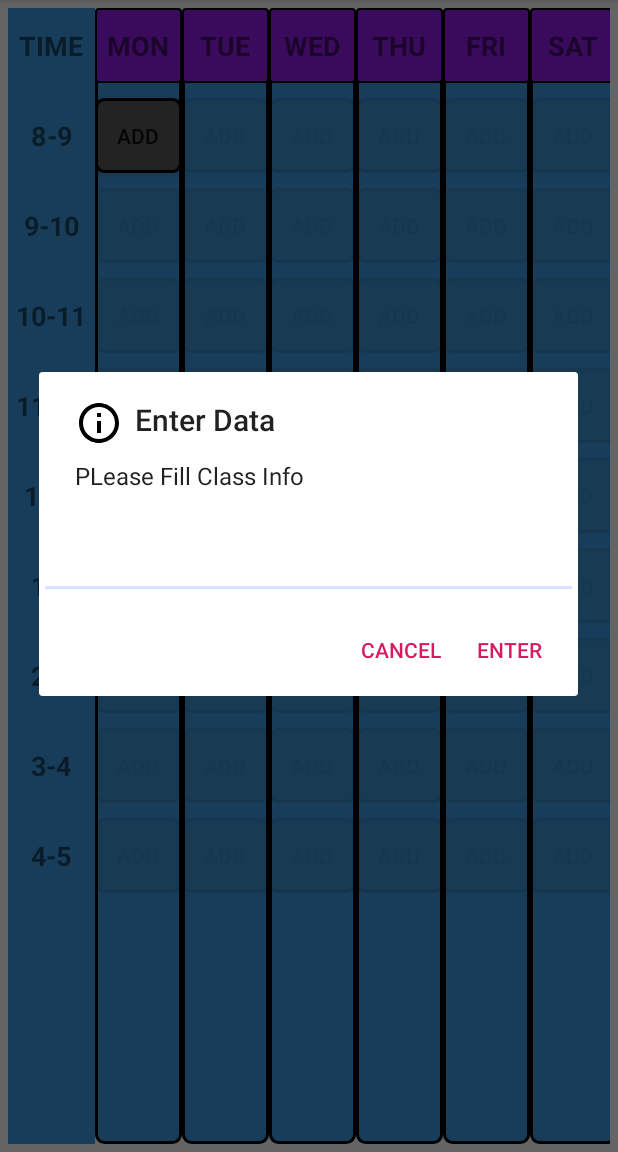
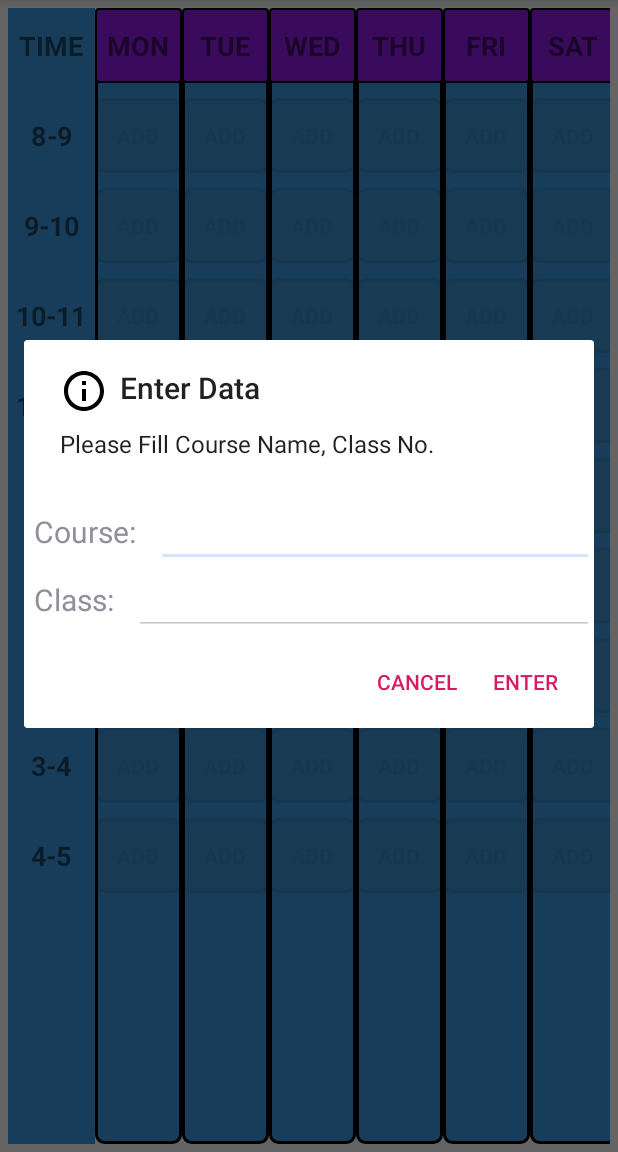
Before and after one commit to CodeMonk263/BPHCApp, an Android app: the timetableView screen opened directly, with no data from a screen before it, after a tap on "ADD", on a phone screen of 412 x 824 dp, the part 84-1236 px from its top. Run offline under Robolectric (Android 15) with nearby library versions, the phone set to English and light mode, and no system bars; Roboto replaces fonts that are not available here.

Commit message:
Added Buttons which show class and course upon entering

```diff
--- a/app/src/main/java/com/crux/bphcfreshers/timetableView.java
+++ b/app/src/main/java/com/crux/bphcfreshers/timetableView.java
@@ -1,20 +1,14 @@
 package com.crux.bphcfreshers;
 
-import android.app.Activity;
 import android.content.DialogInterface;
 import android.support.v7.app.AlertDialog;
 import android.support.v7.app.AppCompatActivity;
 import android.os.Bundle;
-import android.text.InputType;
 import android.view.View;
 import android.widget.Button;
-import android.os.SystemClock;
-import android.view.View;
-import android.view.View.OnClickListener;
 import android.widget.EditText;
-import android.widget.Toast;
-
-import org.w3c.dom.Text;
+import android.widget.LinearLayout;
+import android.widget.TextView;
 
 import java.util.ArrayList;
 
@@ -97,14 +91,77 @@ public class timetableView extends AppCompatActivity {
 
     }
 
+    public void createAlert(final Button tempButton) {
+
+        final EditText[] input = new EditText[2];
+
+        final TextView[] textfields = new TextView[2];
+
+        final String[] input_Text = new String[2];
+
+        AlertDialog.Builder builder = new AlertDialog.Builder(timetableView.this);
+
+        LinearLayout linearLayout = new LinearLayout(timetableView.this);
+        linearLayout.setOrientation(LinearLayout.VERTICAL);
+
+        LinearLayout sublinearLayout1 = new LinearLayout(timetableView.this);
+        sublinearLayout1.setOrientation(LinearLayout.HORIZONTAL);
+        textfields[0] = new TextView((getApplicationContext()));
+        textfields[0].setText("Course:");
+        textfields[0].setTextSize(20);
+        textfields[0].setPadding(10,10,20,10);
+        input[0] = new EditText(getApplicationContext());
+        input[0].setWidth(500);
+        sublinearLayout1.addView(textfields[0]);
+        sublinearLayout1.addView(input[0]);
+
+        LinearLayout sublinearLayout2 = new LinearLayout(timetableView.this);
+        sublinearLayout2.setOrientation(LinearLayout.HORIZONTAL);
+        textfields[1] = new TextView(getApplicationContext());
+        textfields[1].setText("Class:");
+        textfields[1].setTextSize(20);
+        textfields[1].setPadding(10,10,20,10);
+        input[1] = new EditText(getApplicationContext());
+        input[1].setWidth(500);
+        sublinearLayout2.addView(textfields[1]);
+        sublinearLayout2.addView(input[1]);
+
+        linearLayout.addView(sublinearLayout1);
+        linearLayout.addView(sublinearLayout2);
+        builder.setView(linearLayout);
+
+        builder.setTitle("Enter Data");
+        builder.setIcon(R.drawable.ic_info_outline_black_24dp);
+        builder.setMessage("Please Fill Course Name, Class No.");
+
+        builder.setPositiveButton("ENTER", new DialogInterface.OnClickListener() {
+            @Override
+            public void onClick(DialogInterface dialog, int which) {
+                input_Text[0] = input[0].getText().toString();
+                input_Text[1] = input[1].getText().toString();
+                String finalText = input_Text[0] + "\n" +input_Text[1];
+                tempButton.setText(finalText);
+                tempButton.setTextSize(12);
+                tempButton.animate().alpha(1).setDuration(100);
+
+            }
+        });
+
+        builder.setNegativeButton("CANCEL", new DialogInterface.OnClickListener() {
+            @Override
+            public void onClick(DialogInterface dialog, int which) {
+                dialog.dismiss();
+            }
+        });
+
+        builder.create().show();
+
+    }
+
     @Override
     protected void onCreate(Bundle savedInstanceState) {
         super.onCreate(savedInstanceState);
         setContentView(R.layout.activity_timetable_view);
-
-        final EditText[] input = new EditText[1];
-
-        final String[] input_Text = new String[1];
 
         createButtonsArray();
 
@@ -118,33 +175,7 @@ public class timetableView extends AppCompatActivity {
                     @Override
                     public void onClick(View v) {
 
-                        AlertDialog.Builder builder = new AlertDialog.Builder(timetableView.this);
-                        builder.setTitle("Enter Data");
-                        builder.setIcon(R.drawable.ic_info_outline_black_24dp);
-                        builder.setMessage("PLease Fill Class Info");
-
-                        input[0] = new EditText(getApplicationContext());
-                        builder.setView(input[0]);
-
-                        builder.setPositiveButton("ENTER", new DialogInterface.OnClickListener() {
-                            @Override
-                            public void onClick(DialogInterface dialog, int which) {
-                                input_Text[0] = input[0].getText().toString();
-                                tempButton.animate().alpha(0).setDuration(100);
-
-                            }
-                        });
-
-                        builder.setNegativeButton("CANCEL", new DialogInterface.OnClickListener() {
-                            @Override
-                            public void onClick(DialogInterface dialog, int which) {
-                                dialog.dismiss();
-                            }
-                        });
-
-                        builder.create().show();
-
-                        tempButton.animate().alpha(1f).setDuration(150);
+                        createAlert(tempButton);
 
                     }
                 });
@@ -153,10 +184,3 @@ public class timetableView extends AppCompatActivity {
 
     }
 }
-
-
-
-/**
-
-
- */
```
Also changed, not shown: app/src/main/java/com/crux/bphcfreshers/signInFragment.java (added, +27 -0 lines), app/src/main/res/drawable/ic_save_black_24dp.xml (added, +9 -0 lines), app/src/main/res/layout/fragment_signin.xml (added, +103 -0 lines), 2 other files.
